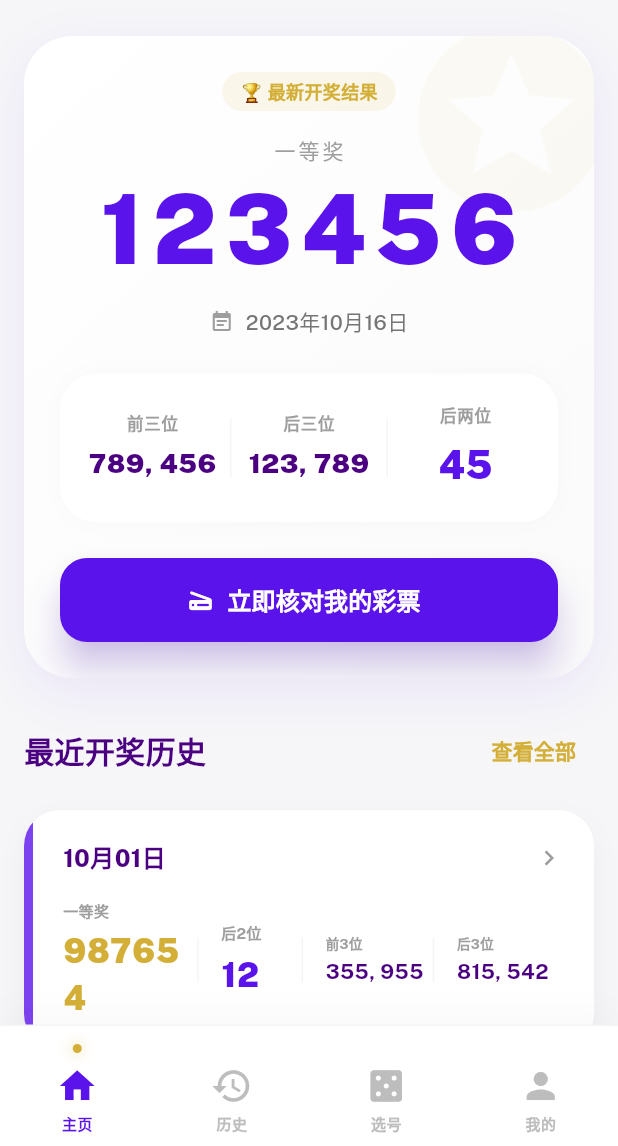
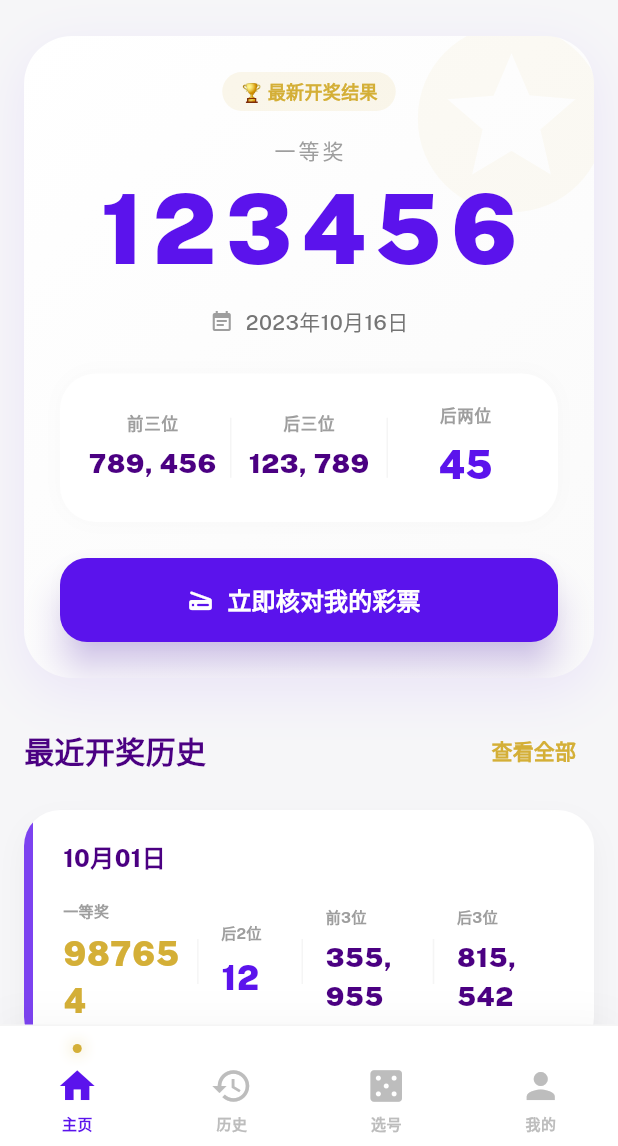
Before and after one commit to FHF404/spider-thai_lottery, a Flutter app: the screen it shows after launch, on a phone screen of 412 x 824 dp, the part 90-1236 px from its top. Run offline on Flutter 3.47's test engine with Material 3 defaults, Android fonts, the phone set to English and light mode, and no system bars; our stand-ins replace google_fonts, shared_preferences; network calls fail.

Commit message:
UI: Remove chevron and unify label styling for better alignment in history cards

```diff
--- a/lib/widgets/result_card.dart
+++ b/lib/widgets/result_card.dart
@@ -193,9 +193,6 @@ class ResultCard extends StatelessWidget {
                   child: Column(
                     crossAxisAlignment: CrossAxisAlignment.start,
                     children: [
-                      Row(
-                        mainAxisAlignment: MainAxisAlignment.spaceBetween,
-                        children: [
                       Text(
                         result.date,
                         style: const TextStyle(
@@ -203,9 +200,6 @@ class ResultCard extends StatelessWidget {
                           fontWeight: FontWeight.w800,
                           color: kPrimaryDark,
                         ),
-                          ),
-                          const Icon(Icons.chevron_right, color: Colors.grey, size: 20),
-                        ],
                       ),
                       const SizedBox(height: 16),
                       // 使用横向平铺布局填充空间
@@ -286,7 +280,7 @@ class ResultCard extends StatelessWidget {
             fontWeight: FontWeight.bold,
           ),
         ),
-        const SizedBox(height: 4),
+        const SizedBox(height: 6),
         Text(
           value,
           style: TextStyle(
@@ -306,19 +300,19 @@ class ResultCard extends StatelessWidget {
       children: [
         Text(
           label,
-          style: const TextStyle(
-            color: Colors.grey,
-            fontSize: 9,
+          style: TextStyle(
+            color: Colors.grey.shade500,
+            fontSize: 10,
             fontWeight: FontWeight.bold,
           ),
         ),
-        const SizedBox(height: 2),
+        const SizedBox(height: 6),
         Text(
           value,
           style: const TextStyle(
             color: kPrimaryDark,
-            fontSize: 14,
-            fontWeight: FontWeight.bold,
+            fontSize: 18,
+            fontWeight: FontWeight.w900,
           ),
         ),
       ],
```
Lines whose indentation alone changed are shown as unchanged.
